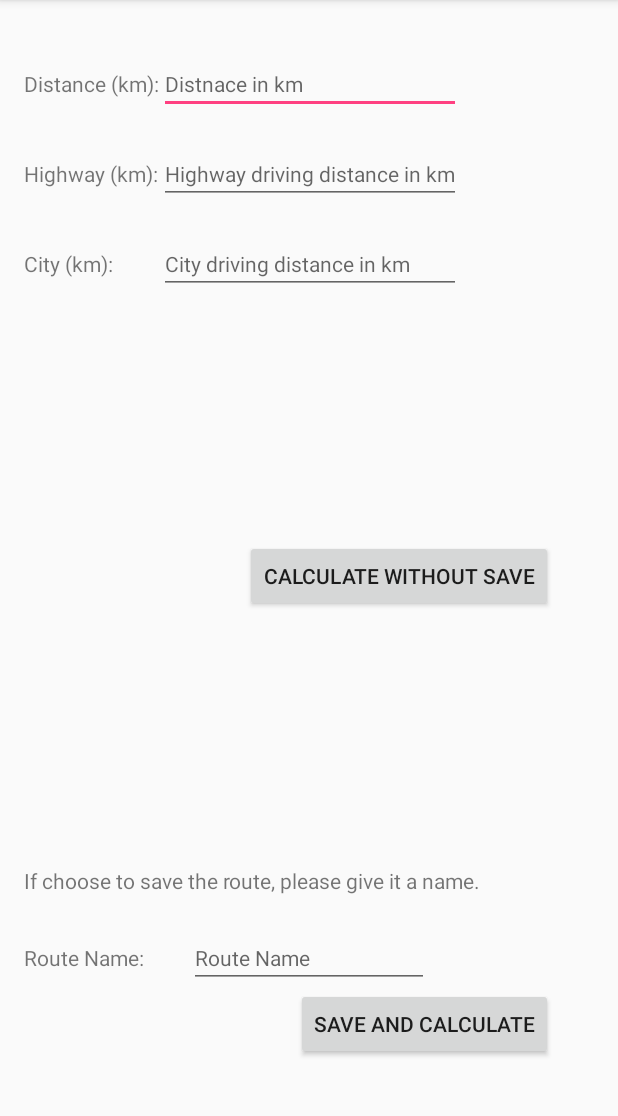
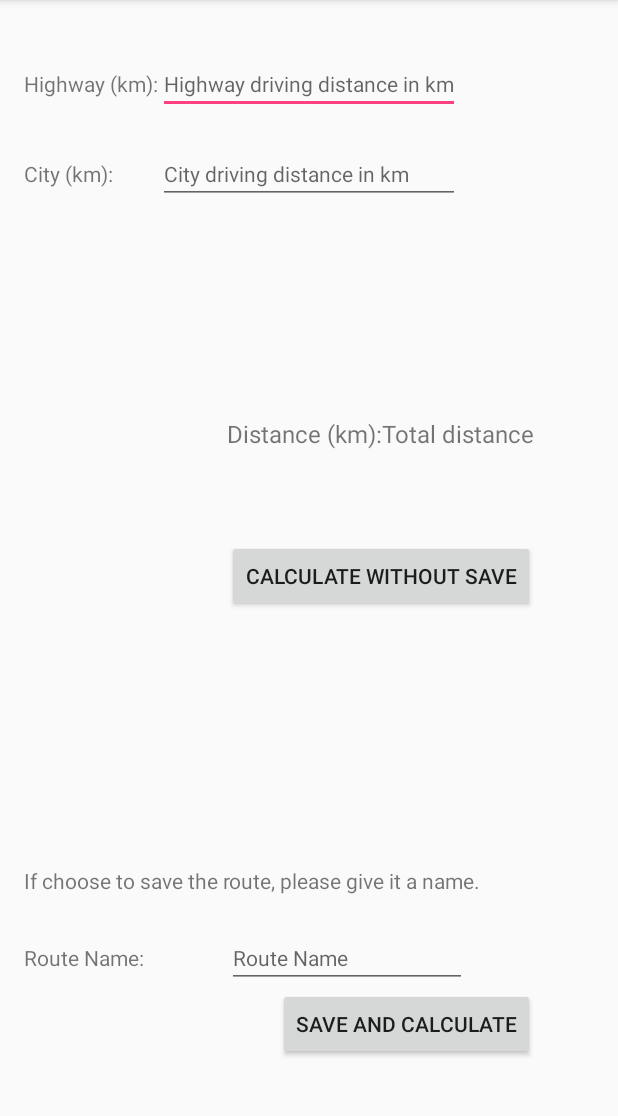
Before and after one commit to caoemily/Carbon-Tracker, an Android app: the AddRouteActivity screen opened directly, with no data from a screen before it, after a tap on "CALCULATE WITHOUT SAVE", on a phone screen of 412 x 824 dp, the part 84-1200 px from its top. Run offline under Robolectric (Android 15) with nearby library versions, the phone set to English and light mode, and no system bars.

Commit message:
Edit Route Activities - total distance calculated when user put in highwayDis and cityDis.

```diff
--- a/app/src/main/java/com/sfu276assg1/yancao/carbontracker/AddRouteActivity.java
+++ b/app/src/main/java/com/sfu276assg1/yancao/carbontracker/AddRouteActivity.java
@@ -3,9 +3,12 @@ package com.sfu276assg1.yancao.carbontracker;
 import android.content.Intent;
 import android.os.Bundle;
 import android.support.v7.app.AppCompatActivity;
+import android.text.Editable;
+import android.text.TextWatcher;
 import android.view.View;
 import android.widget.Button;
 import android.widget.EditText;
+import android.widget.TextView;
 import android.widget.Toast;
 
 //Customer can add or edit route in this activity. After editing/adding, goes to mainActivity.
@@ -13,12 +16,64 @@ import android.widget.Toast;
 
 public class AddRouteActivity extends AppCompatActivity {
 
+    double cityDriv = 0, highwayDriv=0, totalDis=0;
+    Route newRoute = new Route(0, 0, 0);
+
     @Override
     protected void onCreate(Bundle savedInstanceState) {
         super.onCreate(savedInstanceState);
         setContentView(R.layout.activity_add_route);
+        setHighwayDis();
         setupAcceptButton();
         setupNoSaveButton();
+    }
+
+    public void setHighwayDis() {
+        final EditText highwayPerEntry = (EditText) findViewById(R.id.editView_enterHighwayPer);
+        highwayPerEntry.addTextChangedListener(new TextWatcher() {
+            @Override
+            public void beforeTextChanged(CharSequence s, int start, int count, int after) {
+            }
+
+            @Override
+            public void onTextChanged(CharSequence s, int start, int before, int count) {
+            }
+
+            @Override
+            public void afterTextChanged(Editable s) {
+                String highwayPerData = highwayPerEntry.getText().toString();
+                highwayDriv = validPositiveNum(highwayPerData);
+                if (highwayDriv < 0) {
+                    String msg_1 = "Highway drive distance must be positive number.";
+                    Toast.makeText(getApplicationContext(), msg_1, Toast.LENGTH_SHORT).show();
+                }
+                totalDis = highwayDriv + cityDriv;
+                final TextView distance = (TextView) findViewById(R.id.text_enterDis);
+                distance.setText(""+totalDis);
+            }
+        });
+
+        final EditText cityPerEntry = (EditText) findViewById(R.id.editView_enterCityPer);
+        cityPerEntry.addTextChangedListener(new TextWatcher() {
+            @Override
+            public void beforeTextChanged(CharSequence s, int start, int count, int after) {
+            }
+            @Override
+            public void onTextChanged(CharSequence s, int start, int before, int count) {
+            }
+            @Override
+            public void afterTextChanged(Editable s) {
+                String cityPerData = cityPerEntry.getText().toString();
+                cityDriv = validPositiveNum(cityPerData);
+                if (cityDriv < 0) {
+                    String msg_2 = "City drive distance must be positive number.";
+                    Toast.makeText(getApplicationContext(), msg_2, Toast.LENGTH_SHORT).show();
+                }
+                totalDis = highwayDriv + cityDriv;
+                final TextView distance = (TextView) findViewById(R.id.text_enterDis);
+                distance.setText(""+totalDis);
+            }
+        });
     }
 
     private void setupNoSaveButton() {
@@ -54,7 +109,8 @@ public class AddRouteActivity extends AppCompatActivity {
                 Route add = isValidRouteInput();
                 if(add != null){
                     if(routeName.length()==0 || routeName==null){
-                        Toast.makeText(getApplicationContext(),"Please enter a name for the route.",Toast.LENGTH_LONG).show();
+                        Toast.makeText(getApplicationContext(),"Please enter a name for the route.",
+                                Toast.LENGTH_SHORT).show();
                     }
                     else{
                         add.setName(routeName);
@@ -75,7 +131,7 @@ public class AddRouteActivity extends AppCompatActivity {
     }
 
     private Route isValidRouteInput() {
-        EditText routeDistanceEntry = (EditText) findViewById(R.id.editView_enterDistance);
+        TextView routeDistanceEntry = (TextView) findViewById(R.id.text_enterDis);
         String routeDistanceData = routeDistanceEntry.getText().toString();
         double routeDistance = validPositiveNum(routeDistanceData);
 
@@ -91,16 +147,12 @@ public class AddRouteActivity extends AppCompatActivity {
             String msg_1 = "Route distance must be positive.";
             Toast.makeText(getApplicationContext(), msg_1, Toast.LENGTH_SHORT).show();
         }
-        else if(highwayPer < 0){
+        if(highwayPer < 0){
             String msg_2 = "Highway drive distance must be positive number.";
             Toast.makeText(getApplicationContext(), msg_2, Toast.LENGTH_SHORT).show();
         }
         else if(cityPer < 0){
             String msg_3 = "City drive distance must be positive number.";
-            Toast.makeText(getApplicationContext(), msg_3, Toast.LENGTH_SHORT).show();
-        }
-        else if(highwayPer+cityPer > routeDistance){
-            String msg_3 = "Highway plus city distance must be less than route distance.";
             Toast.makeText(getApplicationContext(), msg_3, Toast.LENGTH_SHORT).show();
         }
         else{
--- a/app/src/main/java/com/sfu276assg1/yancao/carbontracker/Route.java
+++ b/app/src/main/java/com/sfu276assg1/yancao/carbontracker/Route.java
@@ -10,7 +10,7 @@ public class Route {
     // Route Java Class
 
     public Route(double distanceInKm, double highwayPer, double cityPer) {
-        if(distanceInKm<=0){
+        if(distanceInKm<0){
             throw new IllegalArgumentException();
         }
         if(highwayPer<0){
@@ -44,7 +44,7 @@ public class Route {
     }
 
     public void setDistance(double distance) {
-        if(distance<=0){
+        if(distance<0){
             throw new IllegalArgumentException();
         }
         else {
@@ -78,14 +78,6 @@ public class Route {
         }
     }
 
-
-//    public void setRoute(Route route){
-//        this.setName(route.getName());
-//        this.setDistance(route.getDistance());
-//        this.setHighwayPer(route.getHighwayPer());
-//        this.setCityPer(route.getCityPer());
-//    }
-
     public String getSingleRouteDes() {
         String descriptions = "";
         descriptions += this.getName() + " - " + this.getDistance() + "km" + " - "
--- a/app/src/main/res/layout/activity_add_route.xml
+++ b/app/src/main/res/layout/activity_add_route.xml
@@ -15,30 +15,8 @@
         android:layout_height="wrap_content"
         android:layout_alignParentTop="true"
         android:layout_alignParentLeft="true"
-        android:layout_alignParentStart="true">
-
-        <TableRow
-            android:layout_width="wrap_content"
-            android:layout_height="wrap_content">
-
-            <TextView
-                android:text="@string/distance_km"
-                android:layout_width="wrap_content"
-                android:layout_height="wrap_content"
-                android:layout_marginTop="20dp"
-                android:id="@+id/textView_routeDistance"
-                android:textSize="14sp" />
-
-            <EditText
-                android:id="@+id/editView_enterDistance"
-                android:layout_width="wrap_content"
-                android:layout_height="wrap_content"
-                android:layout_marginTop="20dp"
-                android:hint="@string/distnace_in_km"
-                android:inputType="number"
-                android:textSize="14sp" />
-
-        </TableRow>
+        android:layout_alignParentStart="true"
+        android:id="@+id/tableLayout">
 
         <TableRow
             android:layout_width="wrap_content"
@@ -58,7 +36,7 @@
                 android:layout_height="wrap_content"
                 android:layout_marginTop="20dp"
                 android:hint="@string/highway_driving_distance_in_km"
-                android:inputType="number"
+                android:inputType="text"
                 android:textSize="14sp" />
 
         </TableRow>
@@ -81,7 +59,7 @@
                 android:layout_height="wrap_content"
                 android:layout_marginTop="20dp"
                 android:hint="@string/city_driving_distance_in_km"
-                android:inputType="number"
+                android:inputType="text"
                 android:textSize="14sp" />
 
         </TableRow>
@@ -91,9 +69,22 @@
     <RelativeLayout
         android:layout_width="match_parent"
         android:layout_height="match_parent"
-        android:layout_alignParentBottom="true"
-        android:layout_alignParentLeft="true"
-        android:layout_alignParentStart="true">
+        android:layout_alignParentTop="true"
+        android:layout_alignParentRight="true"
+        android:layout_alignParentEnd="true"
+        android:layout_marginRight="12dp"
+        android:layout_marginEnd="12dp">
+
+        <TextView
+            android:id="@+id/text_enterDis"
+            android:layout_width="wrap_content"
+            android:layout_height="wrap_content"
+            android:layout_alignBaseline="@+id/textView_routeDistance"
+            android:layout_alignBottom="@+id/textView_routeDistance"
+            android:layout_toEndOf="@+id/textView_routeDistance"
+            android:layout_toRightOf="@+id/textView_routeDistance"
+            android:text="@string/total_distance"
+            android:textSize="16sp" />
 
         <Button
             android:layout_width="wrap_content"
@@ -107,14 +98,14 @@
             android:text="@string/calculate_without_save" />
 
         <TextView
-            android:text="@string/route_name"
+            android:id="@+id/text_routeName"
             android:layout_width="wrap_content"
             android:layout_height="wrap_content"
             android:layout_alignParentBottom="true"
             android:layout_alignParentLeft="true"
             android:layout_alignParentStart="true"
             android:layout_marginBottom="104dp"
-            android:id="@+id/text_routeName" />
+            android:text="@string/route_name_2" />
 
         <EditText
             android:layout_width="wrap_content"
@@ -126,7 +117,8 @@
             android:textSize="14sp"
             android:layout_alignBaseline="@+id/text_routeName"
             android:layout_alignBottom="@+id/text_routeName"
-            android:layout_centerHorizontal="true" />
+            android:layout_alignLeft="@+id/btn_noSaveRoute"
+            android:layout_alignStart="@+id/btn_noSaveRoute" />
 
         <TextView
             android:text="@string/if_choose_to_save_the_route_please_give_it_a_name"
@@ -148,6 +140,17 @@
             android:layout_alignRight="@+id/btn_noSaveRoute"
             android:layout_alignEnd="@+id/btn_noSaveRoute" />
 
+        <TextView
+            android:id="@+id/textView_routeDistance"
+            android:layout_width="wrap_content"
+            android:layout_height="wrap_content"
+            android:layout_above="@+id/btn_noSaveRoute"
+            android:layout_alignLeft="@+id/editText_enterRouteName"
+            android:layout_alignStart="@+id/editText_enterRouteName"
+            android:layout_marginBottom="60dp"
+            android:text="@string/distance_km_2"
+            android:textSize="16sp" />
+
     </RelativeLayout>
 
 </RelativeLayout>
--- a/app/src/main/res/values/strings.xml
+++ b/app/src/main/res/values/strings.xml
@@ -25,4 +25,7 @@
     <string name="add_new_journey">Add New Journey</string>
     <string name="show_pie_chart">Show Pie Chart</string>
     <string name="show_table">Show Table</string>
+    <string name="total_distance">Total distance</string>
+    <string name="route_name_2">Route Name:</string>
+    <string name="distance_km_2">Distance (km):</string>
 </resources>
```
